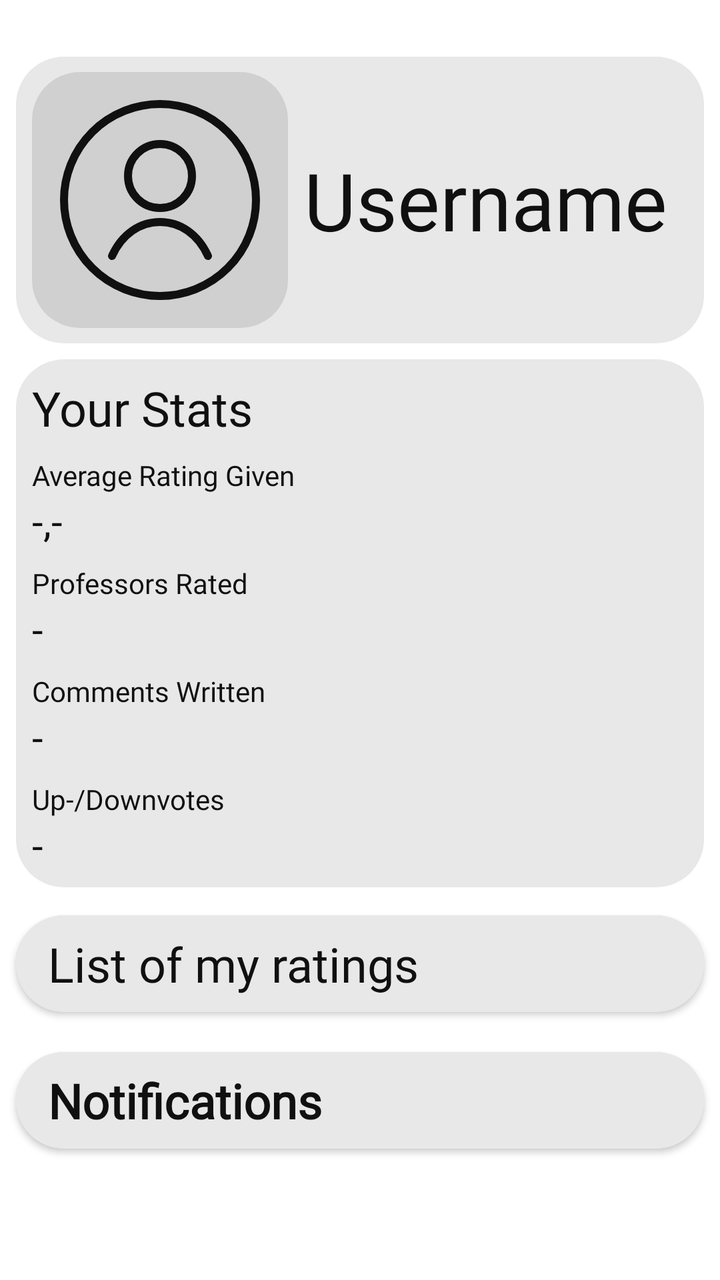
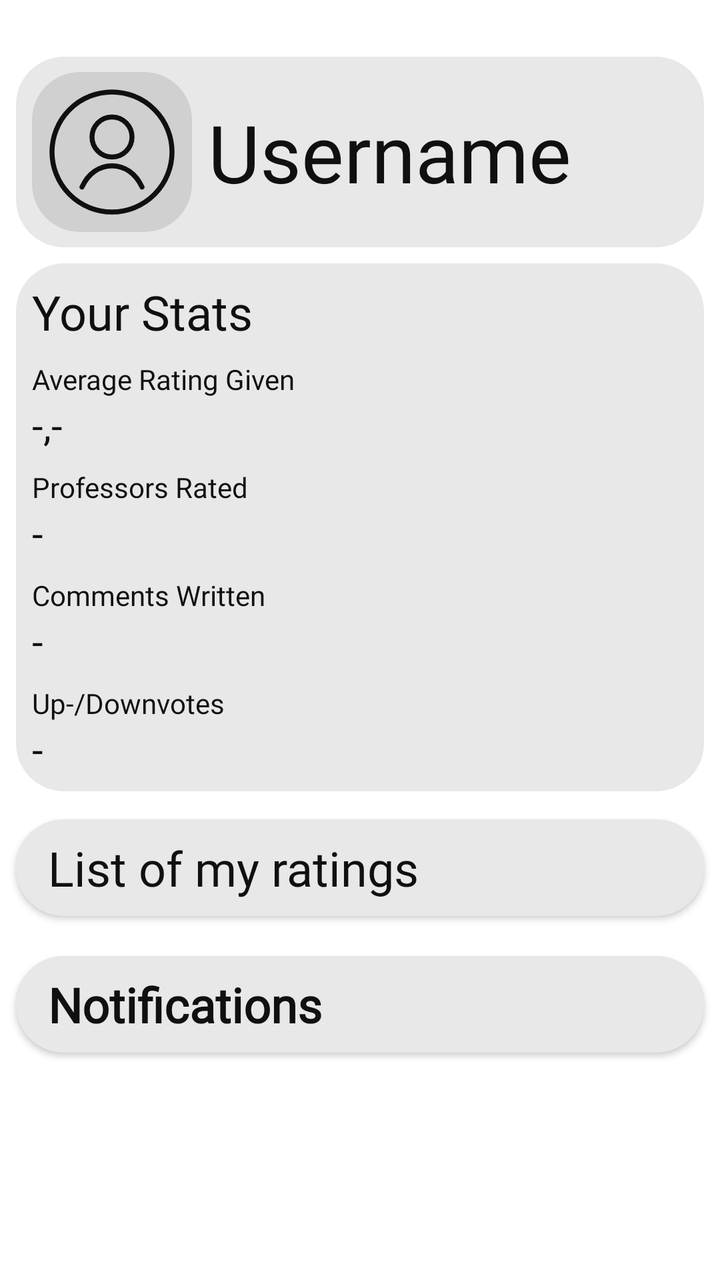

An Android layout rendered at two revisions. The XML below is the earlier revision; the diff shows what the commit changed to produce the second picture.
<!-- AndroidManifest.xml: application theme Theme.MyApplication_Java -->
<!-- res/layout/fragment_home_screen.xml -->
<?xml version="1.0" encoding="utf-8"?>
<androidx.constraintlayout.widget.ConstraintLayout xmlns:android="http://schemas.android.com/apk/res/android"
    xmlns:app="http://schemas.android.com/apk/res-auto"
    xmlns:tools="http://schemas.android.com/tools"
    android:layout_width="match_parent"
    android:layout_height="match_parent"
    android:background="@color/surface">


    <TextView
        android:id="@+id/profile"
        android:layout_width="0dp"
        android:layout_height="0dp"
        android:layout_marginStart="8dp"
        android:layout_marginTop="-8dp"
        android:layout_marginEnd="8dp"
        android:layout_marginBottom="-8dp"
        android:background="@drawable/rounded_box"
        android:textAlignment="textEnd"
        android:textColor="@color/text_primary"
        app:layout_constraintBottom_toBottomOf="@id/imageView"
        app:layout_constraintEnd_toEndOf="parent"
        app:layout_constraintHorizontal_bias="0.0"
        app:layout_constraintStart_toStartOf="parent"
        app:layout_constraintTop_toTopOf="@id/imageView" />

    <TextView
        android:id="@+id/your_stats_background"
        android:layout_width="0dp"
        android:layout_height="0dp"
        android:layout_marginStart="8dp"
        android:layout_marginTop="8dp"
        android:layout_marginEnd="8dp"
        android:layout_marginBottom="-8dp"
        android:background="@drawable/rounded_box"
        android:fontFamily="@font/inter_bold"
        android:textColor="@color/text_primary"
        android:textSize="200sp"
        app:layout_constraintBottom_toBottomOf="@+id/up_downvotes_num"
        app:layout_constraintEnd_toEndOf="parent"
        app:layout_constraintHorizontal_bias="0.0"
        app:layout_constraintStart_toStartOf="parent"
        app:layout_constraintTop_toBottomOf="@+id/profile" />

    <TextView
        android:id="@+id/your_stats"
        android:layout_width="wrap_content"
        android:layout_height="wrap_content"
        android:layout_marginStart="8dp"
        android:layout_marginTop="8dp"
        android:fontFamily="@font/inter_bold"
        android:text="Your Stats"
        android:textColor="@color/text_primary"
        android:textSize="24sp"
        app:layout_constraintBottom_toTopOf="@+id/average_rating_given"
        app:layout_constraintStart_toStartOf="@+id/your_stats_background"
        app:layout_constraintTop_toTopOf="@+id/your_stats_background" />

    <TextView
        android:id="@+id/average_rating_given"
        android:layout_width="wrap_content"
        android:layout_height="wrap_content"
        android:layout_marginStart="8dp"
        android:layout_marginTop="8dp"
        android:fontFamily="@font/inter_bold"
        android:text="Average Rating Given"
        android:textColor="@color/text_primary"
        app:layout_constraintStart_toStartOf="@+id/your_stats_background"
        app:layout_constraintTop_toBottomOf="@+id/your_stats" />

    <TextView
        android:id="@+id/average_rating_given_num"
        android:layout_width="wrap_content"
        android:layout_height="wrap_content"
        android:fontFamily="@font/inter_bold"
        android:text="-,-"
        android:textColor="@color/text_primary"
        android:textSize="20sp"
        app:layout_constraintStart_toStartOf="@+id/average_rating_given"
        app:layout_constraintTop_toBottomOf="@+id/average_rating_given" />

    <com.google.android.material.button.MaterialButton
        android:id="@+id/list_of_my_ratings_button"
        android:layout_width="0dp"
        android:layout_height="wrap_content"
        android:layout_marginStart="8dp"
        android:layout_marginTop="8dp"
        android:layout_marginEnd="8dp"
        android:backgroundTint="@color/surface_container"
        android:clickable="true"
        android:focusable="true"
        style="@style/text_style"
        android:letterSpacing="0"
        android:paddingTop="8dp"
        android:paddingBottom="8dp"
        android:text="List of my ratings"
        android:textAlignment="textStart"
        android:textAllCaps="false"
        android:textColor="@color/text_primary"
        android:textSize="24sp"
        android:typeface="normal"
        app:cornerRadius="24dp"
        app:layout_constraintEnd_toEndOf="parent"
        app:layout_constraintHorizontal_bias="0.0"
        app:layout_constraintStart_toStartOf="parent"
        app:layout_constraintTop_toBottomOf="@+id/your_stats_background" />


    <com.google.android.material.button.MaterialButton
        android:id="@+id/notifications"
        style="@style/text_style"
        android:layout_width="0dp"
        android:layout_height="wrap_content"
        android:layout_marginStart="8dp"
        android:layout_marginTop="8dp"
        android:layout_marginEnd="8dp"
        android:backgroundTint="@color/surface_container"
        android:clickable="true"
        android:focusable="true"
        android:letterSpacing="0"
        android:paddingTop="8dp"
        android:paddingBottom="8dp"
        android:text="Notifications"
        android:textAlignment="textStart"
        android:textAllCaps="false"
        android:textColor="@color/text_primary"
        android:textSize="24sp"
        android:textStyle="bold"
        android:typeface="normal"
        app:cornerRadius="24dp"
        app:layout_constraintEnd_toEndOf="parent"
        app:layout_constraintStart_toStartOf="parent"
        app:layout_constraintTop_toBottomOf="@+id/list_of_my_ratings_button" />

    <TextView
        android:id="@+id/professors_rated"
        android:layout_width="wrap_content"
        android:layout_height="wrap_content"
        android:layout_marginStart="8dp"
        android:layout_marginTop="8dp"
        android:fontFamily="@font/inter_bold"
        android:text="Professors Rated"
        android:textColor="@color/text_primary"
        app:layout_constraintStart_toStartOf="@+id/your_stats_background"
        app:layout_constraintTop_toBottomOf="@+id/average_rating_given_num" />

    <TextView
        android:id="@+id/professors_rated_num"
        android:layout_width="wrap_content"
        android:layout_height="wrap_content"
        android:fontFamily="@font/inter_bold"
        android:text="-"
        android:textColor="@color/text_primary"
        android:textSize="20sp"
        app:layout_constraintStart_toStartOf="@+id/average_rating_given"
        app:layout_constraintTop_toBottomOf="@+id/professors_rated" />

    <TextView
        android:id="@+id/comments_written"
        android:layout_width="wrap_content"
        android:layout_height="wrap_content"
        android:layout_marginStart="8dp"
        android:layout_marginTop="8dp"
        android:fontFamily="@font/inter_bold"
        android:text="Comments Written"
        android:textColor="@color/text_primary"
        app:layout_constraintStart_toStartOf="@+id/your_stats_background"
        app:layout_constraintTop_toBottomOf="@+id/professors_rated_num" />

    <TextView
        android:id="@+id/comments_written_num"
        android:layout_width="wrap_content"
        android:layout_height="wrap_content"
        android:fontFamily="@font/inter_bold"
        android:text="-"
        android:textColor="@color/text_primary"
        android:textSize="20sp"
        app:layout_constraintStart_toStartOf="@+id/average_rating_given"
        app:layout_constraintTop_toBottomOf="@+id/comments_written" />

    <TextView
        android:id="@+id/up_downvotes"
        android:layout_width="wrap_content"
        android:layout_height="wrap_content"
        android:layout_marginStart="8dp"
        android:layout_marginTop="8dp"
        android:fontFamily="@font/inter_bold"
        android:text="Up-/Downvotes"
        android:textColor="@color/text_primary"
        app:layout_constraintStart_toStartOf="@+id/your_stats_background"
        app:layout_constraintTop_toBottomOf="@+id/comments_written_num" />

    <TextView
        android:id="@+id/up_downvotes_num"
        android:layout_width="wrap_content"
        android:layout_height="wrap_content"
        android:fontFamily="@font/inter_bold"
        android:text="-"
        android:textColor="@color/text_primary"
        android:textSize="20sp"
        app:layout_constraintStart_toStartOf="@+id/average_rating_given"
        app:layout_constraintTop_toBottomOf="@+id/up_downvotes" />

    <TextView
        android:id="@+id/user_name"
        android:layout_width="0dp"
        android:layout_height="wrap_content"
        android:layout_marginStart="8dp"
        android:layout_marginEnd="8dp"
        android:fontFamily="@font/inter_bold"
        android:text="Username"
        android:textColor="@color/text_primary"
        android:textSize="40sp"
        app:layout_constraintBottom_toBottomOf="@+id/profile"
        app:layout_constraintEnd_toEndOf="@+id/profile"
        app:layout_constraintStart_toEndOf="@+id/imageView"
        app:layout_constraintTop_toTopOf="@+id/profile" />

    <ImageView
        android:id="@+id/imageView"
        android:layout_width="wrap_content"
        android:layout_height="wrap_content"
        android:layout_marginStart="8dp"
        android:layout_marginTop="32dp"
        android:layout_marginBottom="8dp"
        android:background="@drawable/rounded_box_light"
        android:scaleX="1.0"
        android:scaleY="1.0"
        android:src="@drawable/profile_icon"
        app:layout_constraintBottom_toTopOf="@+id/your_stats_background"
        app:layout_constraintStart_toStartOf="@+id/profile"
        app:layout_constraintTop_toTopOf="parent"
        app:layout_constraintVertical_bias="0.348" />



</androidx.constraintlayout.widget.ConstraintLayout>
<!-- resources referenced by this layout -->
<resources>
  <color name="surface">#FFFFFFFF</color>
  <color name="surface_container">#FFE8E8E8</color>
  <color name="text_primary">#FF101010</color>
  <!-- drawable profile_icon (drawable) -->
  <vector xmlns:android="http://schemas.android.com/apk/res/android"
      android:width="128dp"
      android:height="128dp"
      android:viewportWidth="64"
      android:viewportHeight="64">
    <path
        android:pathData="M32,32m-24,0a24,24 0,1 1,48 0a24,24 0,1 1,-48 0"
        android:strokeWidth="2"
        android:fillColor="#00000000"
        android:strokeColor="@color/icon_tint"/>
    <path
        android:pathData="M32,26m-8,0a8,8 0,1 1,16 0a8,8 0,1 1,-16 0"
        android:strokeWidth="2"
        android:fillColor="#00000000"
        android:strokeColor="@color/icon_tint"/>
    <path
        android:pathData="M20,46C22.5,40.5 27,37.5 32,37.5C37,37.5 41.5,40.5 44,46"
        android:strokeWidth="2"
        android:fillColor="#00000000"
        android:strokeColor="@color/icon_tint"
        android:strokeLineCap="round"/>
  </vector>
  <!-- drawable rounded_box (drawable) -->
  <shape xmlns:android="http://schemas.android.com/apk/res/android">
  
      <solid android:color="@color/surface_container"/>
  
      <corners android:radius="24dp"/>
  
  </shape>
  <!-- drawable rounded_box_light (drawable) -->
  <?xml version="1.0" encoding="utf-8"?>
  <shape xmlns:android="http://schemas.android.com/apk/res/android">
  
      <solid android:color="@color/surface_container_high"/>
  
      <corners android:radius="24dp"/>
  
  </shape>
  <style name="text_style" parent="Widget.MaterialComponents.Button">
          <item name="android:fontFamily">@font/inter_bold</item>
          <item name="android:textAllCaps">false</item>
      </style>
  <style name="Theme.MyApplication_Java" parent="Theme.MaterialComponents.DayNight.NoActionBar">
          
          <item name="colorPrimary">@color/text_primary</item>
          <item name="colorPrimaryVariant">@color/text_primary</item>
          <item name="colorOnPrimary">@color/text_on_inverse</item>
          <item name="colorSecondary">@color/text_primary</item>
          <item name="colorSecondaryVariant">@color/text_primary</item>
          <item name="colorOnSecondary">@color/text_on_inverse</item>
  
          
          <item name="android:windowBackground">@color/surface</item>
          <item name="colorSurface">@color/surface_container</item>
          <item name="colorOnSurface">@color/text_primary</item>
          <item name="colorError">@color/danger</item>
          <item name="colorOnError">@color/text_on_inverse</item>
  
          <item name="android:textColorPrimary">@color/text_primary</item>
          <item name="android:textColorSecondary">@color/text_muted</item>
          <item name="android:textColorHint">@color/text_hint</item>
  
          
          <item name="android:statusBarColor">@android:color/transparent</item>
          <item name="android:navigationBarColor">@android:color/transparent</item>
      </style>
  <color name="icon_tint">#FF101010</color>
  <color name="surface_container_high">#FFD0D0D0</color>
  <color name="text_on_inverse">#FFFFFFFF</color>
  <color name="danger">#FFB3261E</color>
  <color name="text_muted">#FF5F5D5D</color>
  <color name="text_hint">#FF8A8A8A</color>
</resources>

<!-- the commit's change to res/layout/fragment_home_screen.xml (unified diff, before → after) -->
@@ -18,11 +18,11 @@
         android:background="@drawable/rounded_box"
         android:textAlignment="textEnd"
         android:textColor="@color/text_primary"
-        app:layout_constraintBottom_toBottomOf="@id/imageView"
+        app:layout_constraintBottom_toBottomOf="@id/profilePicture"
         app:layout_constraintEnd_toEndOf="parent"
         app:layout_constraintHorizontal_bias="0.0"
         app:layout_constraintStart_toStartOf="parent"
-        app:layout_constraintTop_toTopOf="@id/imageView" />
+        app:layout_constraintTop_toTopOf="@id/profilePicture" />
 
     <TextView
         android:id="@+id/your_stats_background"
@@ -213,13 +213,15 @@
         android:textSize="40sp"
         app:layout_constraintBottom_toBottomOf="@+id/profile"
         app:layout_constraintEnd_toEndOf="@+id/profile"
-        app:layout_constraintStart_toEndOf="@+id/imageView"
+        app:layout_constraintStart_toEndOf="@+id/profilePicture"
         app:layout_constraintTop_toTopOf="@+id/profile" />
 
     <ImageView
-        android:id="@+id/imageView"
-        android:layout_width="wrap_content"
-        android:layout_height="wrap_content"
+        android:id="@+id/profilePicture"
+        android:layout_width="80dp"
+        android:layout_height="80dp"
+        android:maxHeight="80dp"
+        android:maxWidth="80dp"
         android:layout_marginStart="8dp"
         android:layout_marginTop="32dp"
         android:layout_marginBottom="8dp"
